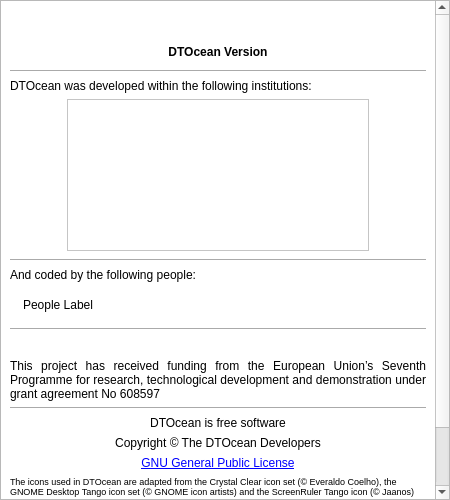
First picture: the form in designer/low/about.ui, repository DTOcean/dtocean-app, before the edit.
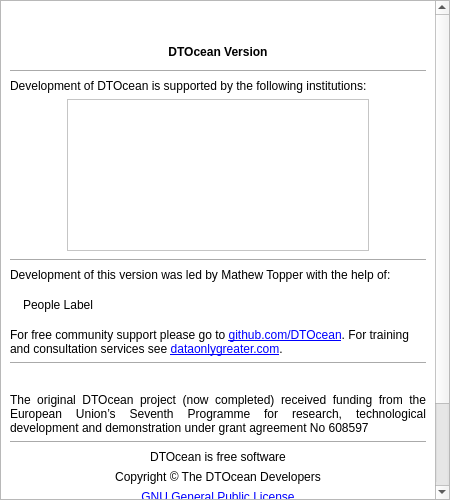
Second picture: the form after the edit. Icons and pictures are not drawn.

Commit message: Update about widget for DTOcean2

Patch:
```diff
--- a/designer/low/about.ui
+++ b/designer/low/about.ui
@@ -149,7 +149,7 @@
        <item>
         <widget class="QLabel" name="insitutionIntroLabel">
          <property name="text">
-          <string>DTOcean was developed within the following institutions:</string>
+          <string>Development of DTOcean is supported by the following institutions:</string>
          </property>
          <property name="alignment">
           <set>Qt::AlignLeading|Qt::AlignLeft|Qt::AlignTop</set>
@@ -235,7 +235,7 @@
        <item>
         <widget class="QLabel" name="peopleIntroLabel">
          <property name="text">
-          <string>And coded by the following people:</string>
+          <string>Development of this version was led by Mathew Topper with the help of:</string>
          </property>
          <property name="alignment">
           <set>Qt::AlignLeading|Qt::AlignLeft|Qt::AlignTop</set>
@@ -261,6 +261,19 @@
          </property>
         </widget>
        </item>
+       <item>
+        <widget class="QLabel" name="supportLabel">
+         <property name="text">
+          <string>For free community support please go to &lt;a href='https://github.com/DTOcean/dtocean'&gt;github.com/DTOcean&lt;/a&gt;. For training and consultation services see &lt;a href='http://www.dataonlygreater.com/'&gt;dataonlygreater.com&lt;/a&gt;.</string>
+         </property>
+         <property name="wordWrap">
+          <bool>true</bool>
+         </property>
+         <property name="openExternalLinks">
+          <bool>true</bool>
+         </property>
+        </widget>
+       </item>
        <item>
         <widget class="Line" name="line_3">
          <property name="orientation">
@@ -297,7 +310,7 @@
        <item>
         <widget class="QLabel" name="grantLabel">
          <property name="text">
-          <string>This project has received funding from the European Union’s Seventh Programme for research, technological development and demonstration under grant agreement No 608597</string>
+          <string>The original DTOcean project (now completed) received funding from the European Union’s Seventh Programme for research, technological development and demonstration under grant agreement No 608597</string>
          </property>
          <property name="alignment">
           <set>Qt::AlignJustify|Qt::AlignVCenter</set>
```
Left out of the diff: 3 changed lines with no effect on the pictures. The commit also changes 20 other files.
